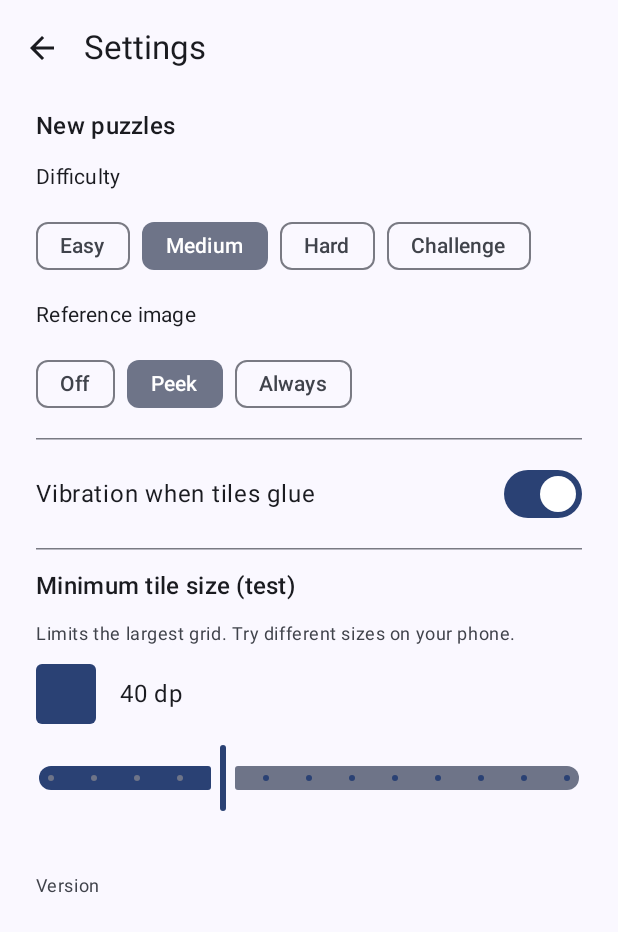
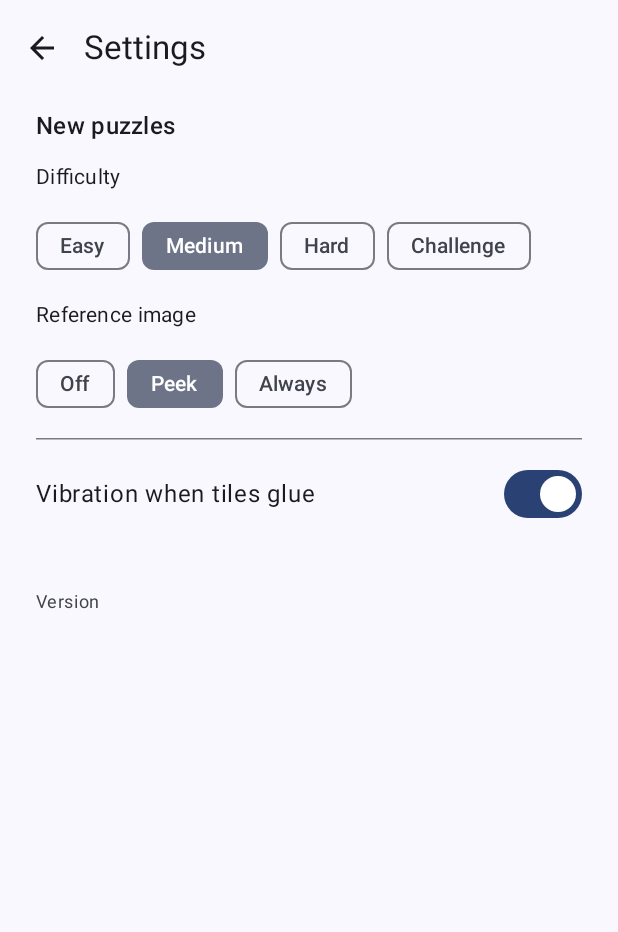
Before and after one commit to ekaterina-voronkova/tilory, an Android app built with Jetpack Compose: the composable SettingsScreen shown on its own in the app's theme, on a phone screen of 412 x 824 dp. Shown: the top 932 px of the screen. Run offline under Robolectric (Android 15) with nearby library versions, the phone set to English and light mode, and no system bars.

Commit message:
Settings: remove the tile size slider, minimum tile fixed at 40 dp (#17)
Co-Authored-By: Claude Opus 5.5 <noreply@anthropic.com>

```diff
--- a/app/src/main/java/com/voronkova/tilory/data/Models.kt
+++ b/app/src/main/java/com/voronkova/tilory/data/Models.kt
@@ -43,9 +43,10 @@ data class Settings(
     val ownTiles: Int = Preset.MEDIUM.tiles,
     val ownReference: ReferenceMode = ReferenceMode.PEEK,
     val vibration: Boolean = true,
-    /** Test setting: the smallest tile allowed, in dp (design §4, #10). */
-    val minTileDp: Int = 40,
 )
+
+/** The smallest tile allowed, in dp; limits the largest grid (design §4, #17). */
+const val MIN_TILE_DP = 40
 
 @Serializable
 data class AppData(
--- a/app/src/main/java/com/voronkova/tilory/ui/OptionsScreen.kt
+++ b/app/src/main/java/com/voronkova/tilory/ui/OptionsScreen.kt
@@ -39,6 +39,7 @@ import androidx.compose.ui.res.stringResource
 import androidx.compose.ui.unit.dp
 import androidx.lifecycle.compose.collectAsStateWithLifecycle
 import com.voronkova.tilory.R
+import com.voronkova.tilory.data.MIN_TILE_DP
 import com.voronkova.tilory.data.Photo
 import com.voronkova.tilory.data.Preset
 import com.voronkova.tilory.data.ReferenceMode
@@ -51,7 +52,7 @@ private const val PUZZLE_CHROME_DP = 150f
 private const val PUZZLE_SIDE_MARGIN_DP = 16f
 
 @Composable
-fun maxGridFor(photo: Photo, minTileDp: Int): Grid {
+fun maxGridFor(photo: Photo, minTileDp: Int = MIN_TILE_DP): Grid {
     val config = LocalConfiguration.current
     val availW = config.screenWidthDp - PUZZLE_SIDE_MARGIN_DP
     val availH = config.screenHeightDp - PUZZLE_CHROME_DP
@@ -65,7 +66,7 @@ fun maxGridFor(photo: Photo, minTileDp: Int): Grid {
 fun OptionsScreen(vm: TiloryViewModel, photo: Photo) {
     val data by vm.data.collectAsStateWithLifecycle()
     val settings = data.settings
-    val maxGrid = maxGridFor(photo, settings.minTileDp)
+    val maxGrid = maxGridFor(photo)
     val maxTiles = maxGrid.count.coerceAtLeast(9)
 
     var preset by remember {
--- a/app/src/main/java/com/voronkova/tilory/ui/OtherScreens.kt
+++ b/app/src/main/java/com/voronkova/tilory/ui/OtherScreens.kt
@@ -242,33 +242,6 @@ fun SettingsScreen(vm: TiloryViewModel) {
                 )
             }
 
-            HorizontalDivider()
-            Text(stringResource(R.string.min_tile), style = MaterialTheme.typography.titleMedium)
-            Text(
-                stringResource(R.string.min_tile_hint),
-                style = MaterialTheme.typography.bodySmall,
-                color = MaterialTheme.colorScheme.onSurfaceVariant,
-            )
-            var minTile by remember { mutableFloatStateOf(settings.minTileDp.toFloat()) }
-            Row(verticalAlignment = Alignment.CenterVertically, horizontalArrangement = Arrangement.spacedBy(16.dp)) {
-                Box(
-                    Modifier
-                        .size(minTile.roundToInt().dp)
-                        .background(MaterialTheme.colorScheme.primary, MaterialTheme.shapes.extraSmall),
-                )
-                Text(stringResource(R.string.min_tile_value, minTile.roundToInt()))
-            }
-            Slider(
-                value = minTile,
-                onValueChange = { minTile = it },
-                onValueChangeFinished = {
-                    val dp = minTile.roundToInt()
-                    vm.updateSettings { it.copy(minTileDp = dp) }
-                },
-                valueRange = 24f..72f,
-                steps = 11,
-            )
-
             Spacer(Modifier.size(16.dp))
             Text(
                 stringResource(R.string.version, version),
--- a/app/src/main/res/values/strings.xml
+++ b/app/src/main/res/values/strings.xml
@@ -43,8 +43,5 @@
     <string name="play_again">Play again</string>
     <string name="defaults_title">New puzzles</string>
     <string name="vibration">Vibration when tiles glue</string>
-    <string name="min_tile">Minimum tile size (test)</string>
-    <string name="min_tile_hint">Limits the largest grid. Try different sizes on your phone.</string>
-    <string name="min_tile_value">%d dp</string>
     <string name="version">Version %s</string>
 </resources>
```
Also changed, not shown: 2 other files.
